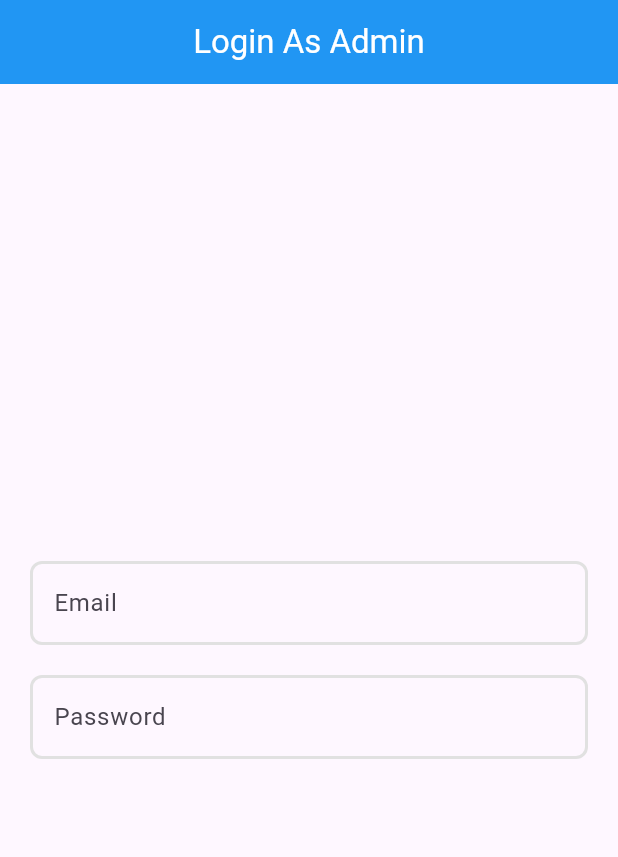
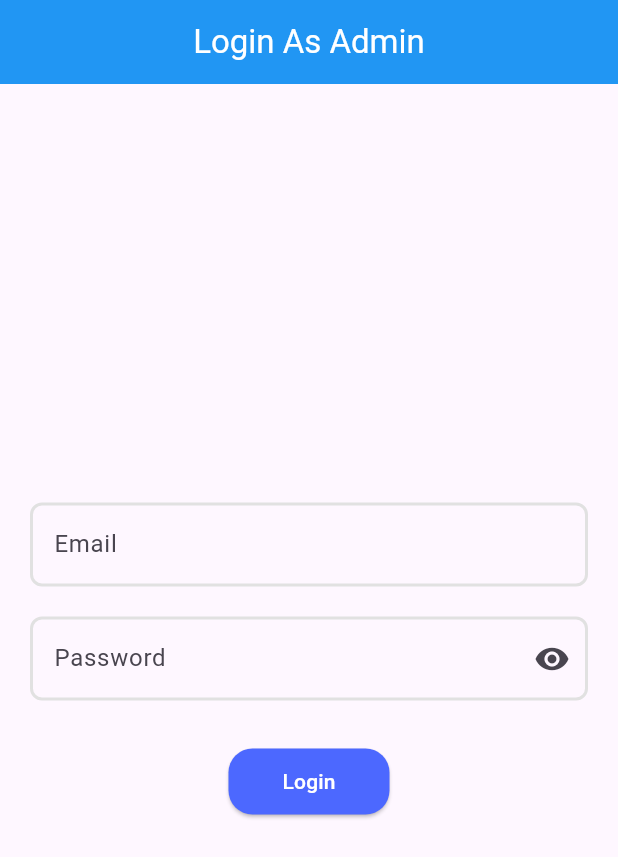
Before and after one commit to HEMASAMIR/Market_admin, a Flutter app: the screen it shows after launch, on a phone screen of 412 x 824 dp. Shown: the top 857 px of the screen. Run offline on Flutter 3.47's test engine with Material 3 defaults, Android fonts, the phone set to English and light mode, and no system bars; our stand-ins replace cached_network_image, flutter_bloc.

Commit message:
Success to  add Login Feature

```diff
--- a/lib/feature/login.dart
+++ b/lib/feature/login.dart
@@ -1,5 +1,6 @@
 import 'package:flutter/material.dart';
 import 'package:our_market_admin/core/functions/build_appbar.dart';
+import 'package:our_market_admin/feature/widget/widgets/custom_elevated_btn.dart';
 import 'package:our_market_admin/feature/widget/widgets/custom_text_field.dart';
 
 class LoginView extends StatefulWidget {
@@ -41,7 +42,22 @@ class _LoginViewState extends State<LoginView> {
                     CustomTextFormField(
                       labelText: 'Password',
                       controller: passwordController,
+                      isSecured: isPasswordHidden,
+                      suffIcon: IconButton(
+                        onPressed: () {
+                          setState(() {
+                            isPasswordHidden = !isPasswordHidden;
+                          });
+                        },
+                        icon: Icon(
+                          isPasswordHidden
+                              ? Icons.visibility
+                              : Icons.visibility_off,
+                        ),
+                      ),
                     ),
+                    SizedBox(height: 30),
+                    CustomEBtn(text: 'Login', onTap: () {}),
                   ],
                 ),
               ),
```
